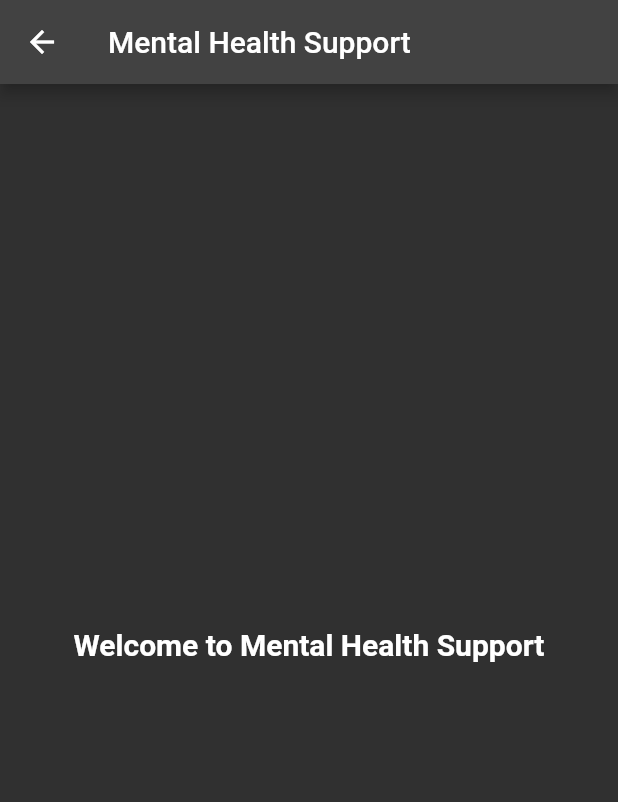
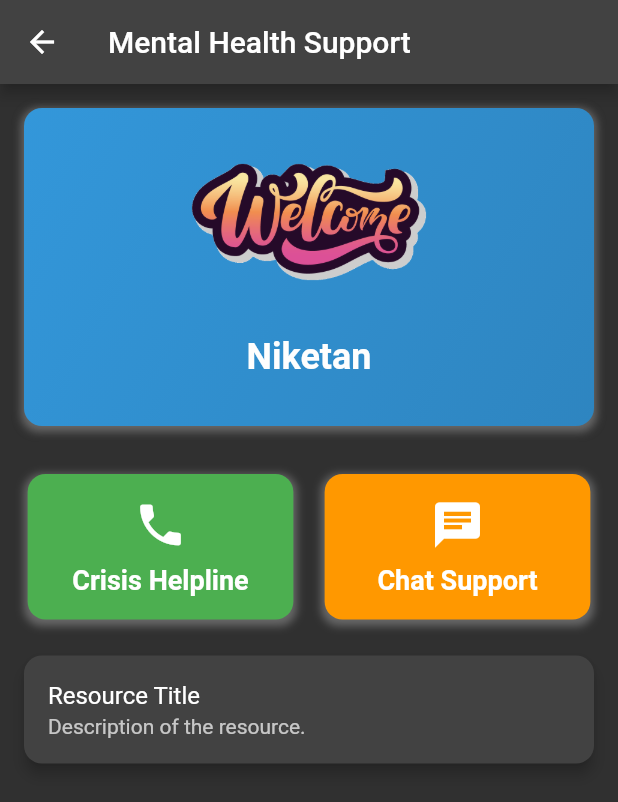
Before and after one commit to drowsy-coder/Nyaya-Sahaya, a Flutter app: the MentalSupportScreen screen opened directly, on a phone screen of 412 x 824 dp. Shown: the top 802 px of the screen. Run offline on Flutter 3.47's test engine with Material 2 defaults, Android fonts, the light colour scheme and no system bars; our stand-ins replace cloud_firestore, file_picker, firebase_auth, firebase_core, google_maps_flutter, google_nav_bar and 1 more; missing offline and left inert: image_picker_platform_interface, read_pdf_text; accounts and stored records are empty.

Commit message:
enhanced mental screen

```diff
--- a/lib/screens/stakeholders/client/client_support_screen.dart
+++ b/lib/screens/stakeholders/client/client_support_screen.dart
@@ -91,7 +91,7 @@ class ClientSupportScreen extends StatelessWidget {
                         context,
                         MaterialPageRoute(
                           builder: (context) {
-                            return const MentalSupportScreen();
+                            return  MentalSupportScreen();
                           },
                         ),
                       );
--- a/lib/screens/stakeholders/client/support/mental_support.dart
+++ b/lib/screens/stakeholders/client/support/mental_support.dart
@@ -1,7 +1,193 @@
 import 'package:flutter/material.dart';
 
-class MentalSupportScreen extends StatelessWidget {
+class MentalSupportScreen extends StatefulWidget {
   const MentalSupportScreen({super.key});
+
+  @override
+  _MentalSupportScreenState createState() => _MentalSupportScreenState();
+}
+
+class _MentalSupportScreenState extends State<MentalSupportScreen>
+    with SingleTickerProviderStateMixin {
+  late AnimationController _animationController;
+  late Animation<double> _animation;
+
+  @override
+  void initState() {
+    super.initState();
+
+    _animationController = AnimationController(
+      vsync: this,
+      duration: Duration(seconds: 2),
+    );
+
+    _animation = Tween<double>(
+      begin: 0.0,
+      end: 1.0,
+    ).animate(
+      CurvedAnimation(
+        parent: _animationController,
+        curve: Curves.easeInOut,
+      ),
+    );
+
+    _animationController.forward();
+  }
+
+  @override
+  void dispose() {
+    _animationController.dispose();
+    super.dispose();
+  }
+
+  Widget _buildWelcomeSection(BuildContext context) {
+    return Hero(
+      tag: 'welcome_tag',
+      child: AnimatedBuilder(
+        animation: _animationController,
+        builder: (context, child) {
+          return Opacity(
+            opacity: _animation.value,
+            child: Container(
+              margin: const EdgeInsets.all(16),
+              padding: const EdgeInsets.all(16),
+              decoration: BoxDecoration(
+                gradient: LinearGradient(
+                  begin: Alignment.topLeft,
+                  end: Alignment.bottomRight,
+                  colors: [
+                    Color(0xFF3498DB),
+                    Color(0xFF2E86C1),
+                  ],
+                ),
+                borderRadius: BorderRadius.circular(12),
+                boxShadow: [
+                  BoxShadow(
+                    color: Colors.grey.withOpacity(0.5),
+                    spreadRadius: 2,
+                    blurRadius: 4,
+                    offset: const Offset(0, 2),
+                  ),
+                ],
+              ),
+              child: Column(
+                crossAxisAlignment: CrossAxisAlignment.stretch,
+                children: <Widget>[
+                  Image.asset(
+                    'assets/images/welcome.png', // Replace with your image path
+                    height: 120,
+                    width: 120,
+                  ),
+                  SizedBox(height: 16),
+                  Center(
+                    child: const Text(
+                      'Niketan',
+                      style: TextStyle(
+                        fontSize: 24,
+                        fontWeight: FontWeight.bold,
+                        color: Colors.white,
+                      ),
+                    ),
+                  ),
+                  SizedBox(height: 16),
+                ],
+              ),
+            ),
+          );
+        },
+      ),
+    );
+  }
+
+  Widget _buildCallChatCards(BuildContext context) {
+    return Container(
+      margin: const EdgeInsets.symmetric(horizontal: 16),
+      child: Row(
+        mainAxisAlignment: MainAxisAlignment.spaceEvenly,
+        children: <Widget>[
+          _buildSupportCard(
+            context,
+            'Crisis Helpline',
+            Icons.phone,
+            Colors.green,
+            () {},
+          ),
+          const SizedBox(width: 16),
+          _buildSupportCard(
+            context,
+            'Chat Support',
+            Icons.chat,
+            Colors.orange,
+            () {},
+          ),
+        ],
+      ),
+    );
+  }
+
+  Widget _buildSupportCard(BuildContext context, String text, IconData icon,
+      Color color, Function onPressed) {
+    return GestureDetector(
+      onTap: () {
+        Navigator.of(context).push(MaterialPageRoute(
+          builder: (context) => SupportDetailsPage(text),
+        ));
+      },
+      child: Container(
+        width: MediaQuery.of(context).size.width * 0.43,
+        padding: const EdgeInsets.all(16),
+        decoration: BoxDecoration(
+          color: color,
+          borderRadius: BorderRadius.circular(12),
+          boxShadow: [
+            BoxShadow(
+              color: Colors.grey.withOpacity(0.5),
+              spreadRadius: 2,
+              blurRadius: 4,
+              offset: const Offset(0, 2),
+            ),
+          ],
+        ),
+        child: Column(
+          mainAxisAlignment: MainAxisAlignment.center,
+          children: <Widget>[
+            Icon(
+              icon,
+              size: 36,
+              color: Colors.white,
+            ),
+            const SizedBox(height: 8),
+            Text(
+              text,
+              style: const TextStyle(
+                fontSize: 18,
+                fontWeight: FontWeight.bold,
+                color: Colors.white,
+              ),
+              textAlign: TextAlign.center,
+            ),
+          ],
+        ),
+      ),
+    );
+  }
+
+  Widget _buildResourceCard() {
+    return Card(
+      margin: const EdgeInsets.symmetric(horizontal: 16),
+      elevation: 4,
+      shape: RoundedRectangleBorder(
+        borderRadius: BorderRadius.circular(12),
+      ),
+      child: ListTile(
+        title: const Text('Resource Title'),
+        subtitle: const Text('Description of the resource.'),
+        onTap: () {
+          // Handle resource card tap.
+        },
+      ),
+    );
+  }
 
   @override
   Widget build(BuildContext context) {
@@ -9,21 +195,39 @@ class MentalSupportScreen extends StatelessWidget {
       appBar: AppBar(
         title: const Text('Mental Health Support'),
       ),
-      body: const Center(
+      body: SingleChildScrollView(
         child: Column(
-          mainAxisAlignment: MainAxisAlignment.center,
           children: <Widget>[
-            Text(
-              'Welcome to Mental Health Support',
-              style: TextStyle(
-                fontSize: 20,
-                fontWeight: FontWeight.bold,
-              ),
-            ),
-            SizedBox(height: 20),
+            _buildWelcomeSection(context),
+            const SizedBox(height: 16),
+            _buildCallChatCards(context),
+            const SizedBox(height: 24),
+            _buildResourceCard(),
+            const SizedBox(height: 16),
           ],
         ),
       ),
     );
   }
 }
+
+class SupportDetailsPage extends StatelessWidget {
+  final String supportType;
+
+  SupportDetailsPage(this.supportType);
+
+  @override
+  Widget build(BuildContext context) {
+    return Scaffold(
+      appBar: AppBar(
+        title: Text(supportType),
+      ),
+      body: Center(
+        child: Text(
+          'Details of $supportType go here',
+          style: TextStyle(fontSize: 18),
+        ),
+      ),
+    );
+  }
+}
```
